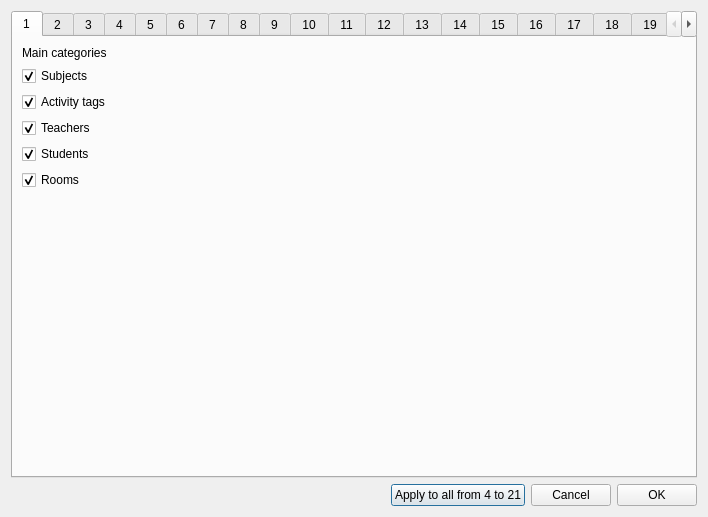
Before: the Qt Designer form fet/src/interface/settingsdatatoprintintimetablesform_template.ui in vonmecheln/fet, drawn with Qt 5.
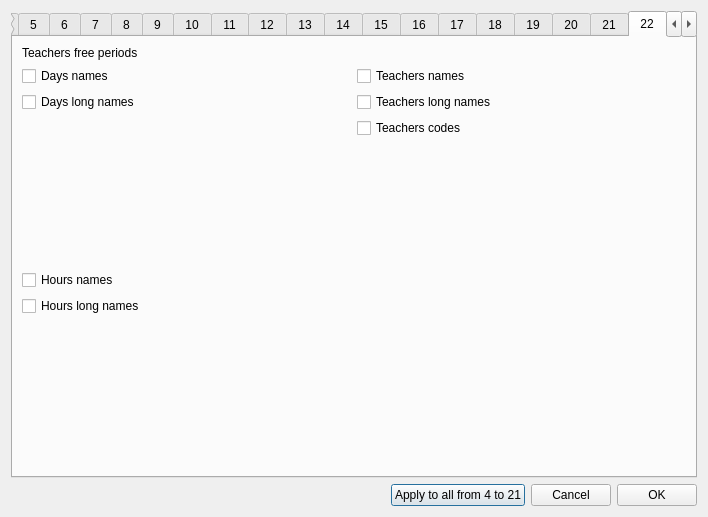
After: the same form once the commit is applied.

What changed in the file:
```diff
--- a/fet/src/interface/settingsdatatoprintintimetablesform_template.ui
+++ b/fet/src/interface/settingsdatatoprintintimetablesform_template.ui
@@ -55,7 +55,7 @@
    <item row="0" column="0">
     <widget class="QTabWidget" name="tabWidget">
      <property name="currentIndex">
-      <number>0</number>
+      <number>21</number>
      </property>
      <widget class="QWidget" name="tabWidgetPage1">
       <attribute name="title">
@@ -5556,6 +5556,220 @@
        </item>
       </layout>
      </widget>
+     <widget class="QWidget" name="tabWidgetPage22">
+      <attribute name="title">
+       <string>22</string>
+      </attribute>
+      <layout class="QGridLayout" name="gridLayout_44">
+       <item row="1" column="1">
+        <layout class="QVBoxLayout" name="verticalLayout_111">
+         <item>
+          <widget class="QCheckBox" name="teachersFreePeriodsTeachersNamesCheckBox">
+           <property name="text">
+            <string>Teachers names</string>
+           </property>
+          </widget>
+         </item>
+         <item>
+          <widget class="QCheckBox" name="teachersFreePeriodsTeachersLongNamesCheckBox">
+           <property name="text">
+            <string>Teachers long names</string>
+           </property>
+          </widget>
+         </item>
+         <item>
+          <widget class="QCheckBox" name="teachersFreePeriodsTeachersCodesCheckBox">
+           <property name="text">
+            <string>Teachers codes</string>
+           </property>
+          </widget>
+         </item>
+         <item>
+          <spacer name="verticalSpacer_264">
+           <property name="orientation">
+            <enum>Qt::Vertical</enum>
+           </property>
+           <property name="sizeHint" stdset="0">
+            <size>
+             <width>20</width>
+             <height>40</height>
+            </size>
+           </property>
+          </spacer>
+         </item>
+        </layout>
+       </item>
+       <item row="1" column="0">
+        <layout class="QVBoxLayout" name="verticalLayout_110">
+         <item>
+          <widget class="QCheckBox" name="teachersFreePeriodsDaysNamesCheckBox">
+           <property name="text">
+            <string>Days names</string>
+           </property>
+          </widget>
+         </item>
+         <item>
+          <widget class="QCheckBox" name="teachersFreePeriodsDaysLongNamesCheckBox">
+           <property name="text">
+            <string>Days long names</string>
+           </property>
+          </widget>
+         </item>
+         <item>
+          <spacer name="verticalSpacer_262">
+           <property name="orientation">
+            <enum>Qt::Vertical</enum>
+           </property>
+           <property name="sizeHint" stdset="0">
+            <size>
+             <width>20</width>
+             <height>40</height>
+            </size>
+           </property>
+          </spacer>
+         </item>
+         <item>
+          <widget class="QCheckBox" name="teachersFreePeriodsHoursNamesCheckBox">
+           <property name="text">
+            <string>Hours names</string>
+           </property>
+          </widget>
+         </item>
+         <item>
+          <widget class="QCheckBox" name="teachersFreePeriodsHoursLongNamesCheckBox">
+           <property name="text">
+            <string>Hours long names</string>
+           </property>
+          </widget>
+         </item>
+         <item>
+          <spacer name="verticalSpacer_263">
+           <property name="orientation">
+            <enum>Qt::Vertical</enum>
+           </property>
+           <property name="sizeHint" stdset="0">
+            <size>
+             <width>20</width>
+             <height>40</height>
+            </size>
+           </property>
+          </spacer>
+         </item>
+        </layout>
+       </item>
+       <item row="0" column="0" colspan="2">
+        <widget class="QLabel" name="label_22">
+         <property name="text">
+          <string>Teachers free periods</string>
+         </property>
+        </widget>
+       </item>
+      </layout>
+     </widget>
+     <widget class="QWidget" name="tabWidgetPage23">
+      <attribute name="title">
+       <string>23</string>
+      </attribute>
+      <layout class="QGridLayout" name="gridLayout_45">
+       <item row="0" column="0">
+        <widget class="QLabel" name="label_23">
+         <property name="text">
+          <string>Teachers statistics</string>
+         </property>
+        </widget>
+       </item>
+       <item row="1" column="0">
+        <layout class="QVBoxLayout" name="verticalLayout_112">
+         <item>
+          <widget class="QCheckBox" name="teachersStatisticsTeachersNamesCheckBox">
+           <property name="text">
+            <string>Teachers names</string>
+           </property>
+          </widget>
+         </item>
+         <item>
+          <widget class="QCheckBox" name="teachersStatisticsTeachersLongNamesCheckBox">
+           <property name="text">
+            <string>Teachers long names</string>
+           </property>
+          </widget>
+         </item>
+         <item>
+          <widget class="QCheckBox" name="teachersStatisticsTeachersCodesCheckBox">
+           <property name="text">
+            <string>Teachers codes</string>
+           </property>
+          </widget>
+         </item>
+         <item>
+          <spacer name="verticalSpacer_266">
+           <property name="orientation">
+            <enum>Qt::Vertical</enum>
+           </property>
+           <property name="sizeHint" stdset="0">
+            <size>
+             <width>20</width>
+             <height>40</height>
+            </size>
+           </property>
+          </spacer>
+         </item>
+        </layout>
+       </item>
+      </layout>
+     </widget>
+     <widget class="QWidget" name="tab">
+      <attribute name="title">
+       <string>24</string>
+      </attribute>
+      <layout class="QGridLayout" name="gridLayout_23">
+       <item row="0" column="0">
+        <widget class="QLabel" name="label_24">
+         <property name="text">
+          <string>Students statistics</string>
+         </property>
+        </widget>
+       </item>
+       <item row="1" column="0">
+        <layout class="QVBoxLayout" name="verticalLayout_113">
+         <item>
+          <widget class="QCheckBox" name="studentsStatisticsStudentsNamesCheckBox">
+           <property name="text">
+            <string>Students names</string>
+           </property>
+          </widget>
+         </item>
+         <item>
+          <widget class="QCheckBox" name="studentsStatisticsStudentsLongNamesCheckBox">
+           <property name="text">
+            <string>Students long names</string>
+           </property>
+          </widget>
+         </item>
+         <item>
+          <widget class="QCheckBox" name="studentsStatisticsStudentsCodesCheckBox">
+           <property name="text">
+            <string>Students codes</string>
+           </property>
+          </widget>
+         </item>
+         <item>
+          <spacer name="verticalSpacer_267">
+           <property name="orientation">
+            <enum>Qt::Vertical</enum>
+           </property>
+           <property name="sizeHint" stdset="0">
+            <size>
+             <width>20</width>
+             <height>40</height>
+            </size>
+           </property>
+          </spacer>
+         </item>
+        </layout>
+       </item>
+      </layout>
+     </widget>
     </widget>
    </item>
   </layout>
```
Left out of the diff: 2 changed lines with no effect on the pictures.
